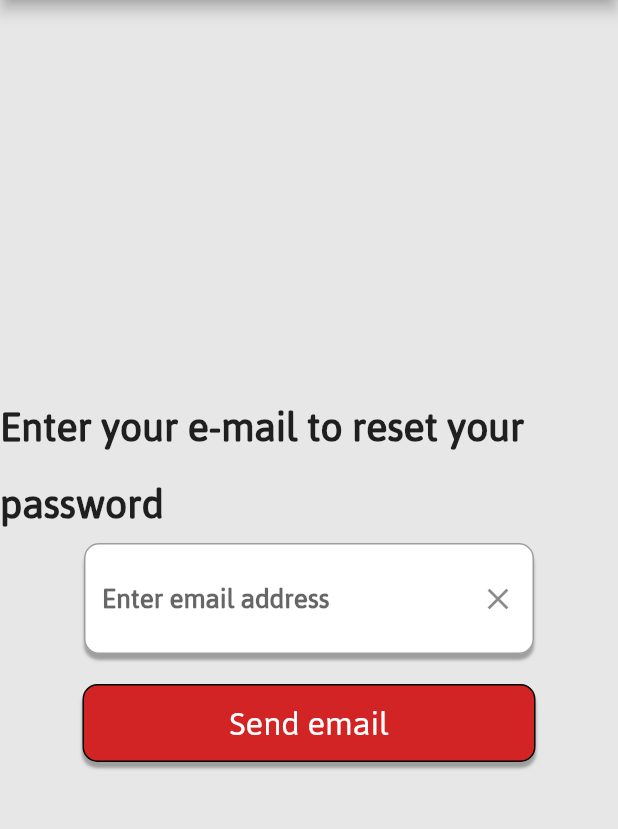
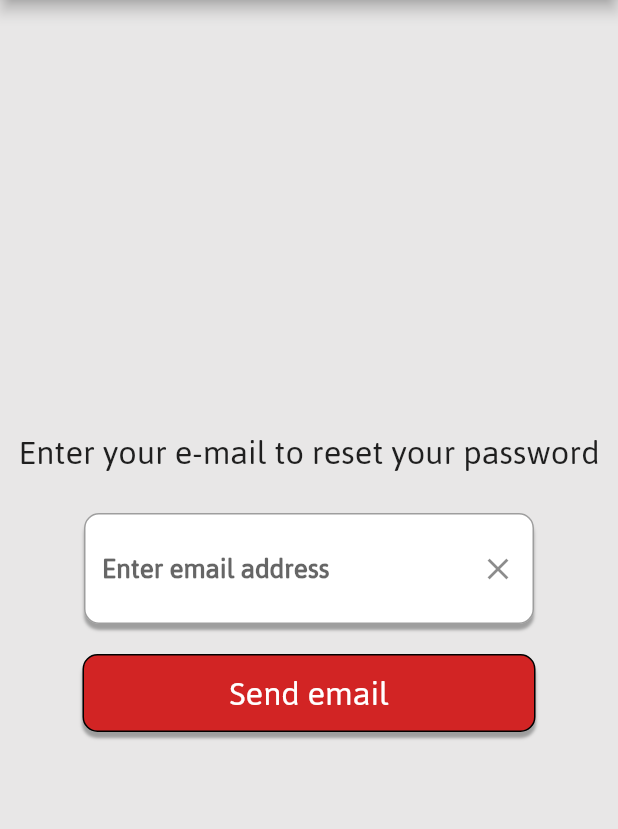
Before and after one commit to TheDavidLaCosa/tickly, a Flutter app: the ForgotPassword screen opened directly, on a phone screen of 412 x 824 dp, the part 84-913 px from its top. Run offline on Flutter 3.47's test engine with Material 2 defaults, Android fonts, the phone set to English and light mode, and no system bars; our stand-ins replace firebase_auth, firebase_core, firebase_database, geolocator, permission_handler; missing offline and left inert: dart:ffi; accounts and stored records are empty.

Commit message:
Bug visual arreglat amb el text de la pantalla de forgot password

```diff
--- a/lib/ForgotPassword.dart
+++ b/lib/ForgotPassword.dart
@@ -36,10 +36,11 @@ class _ForgotPasswordState extends State<ForgotPassword> {
             child: SingleChildScrollView(
               physics: const NeverScrollableScrollPhysics(),
               child: Column(
+                crossAxisAlignment: CrossAxisAlignment.center,
                 children: <Widget>[
-                  const Text("Enter your e-mail to reset your password", style: TextStyle(fontFamily: "jaldi",
-                      fontSize: 30,
-                      fontWeight: FontWeight.bold)),
+                  const Text("Enter your e-mail to reset your password",
+                             style: TextStyle(fontFamily: "jaldi", fontSize: 25)),
+                  const SizedBox(height: 20,),
                   TextInput(text: "Enter email address", controller: widget.controller, hide: false),
                   const SizedBox(height: 20,),
                   RedButton(text: "Send email", function: () => {sendEmail()}),
```
